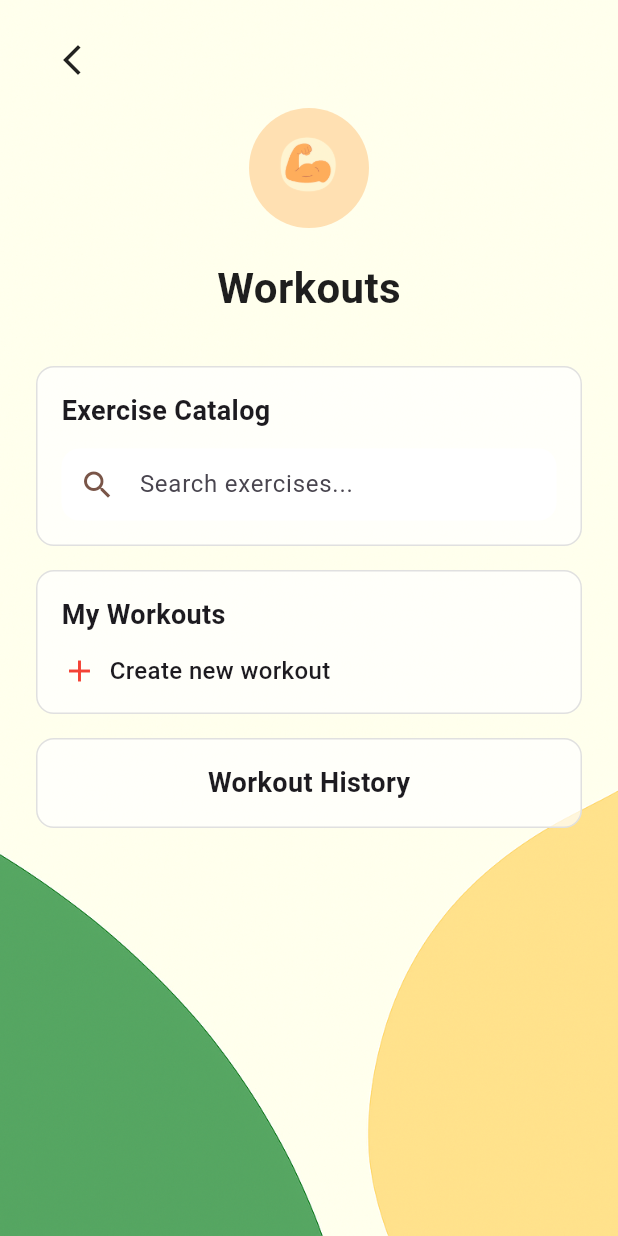
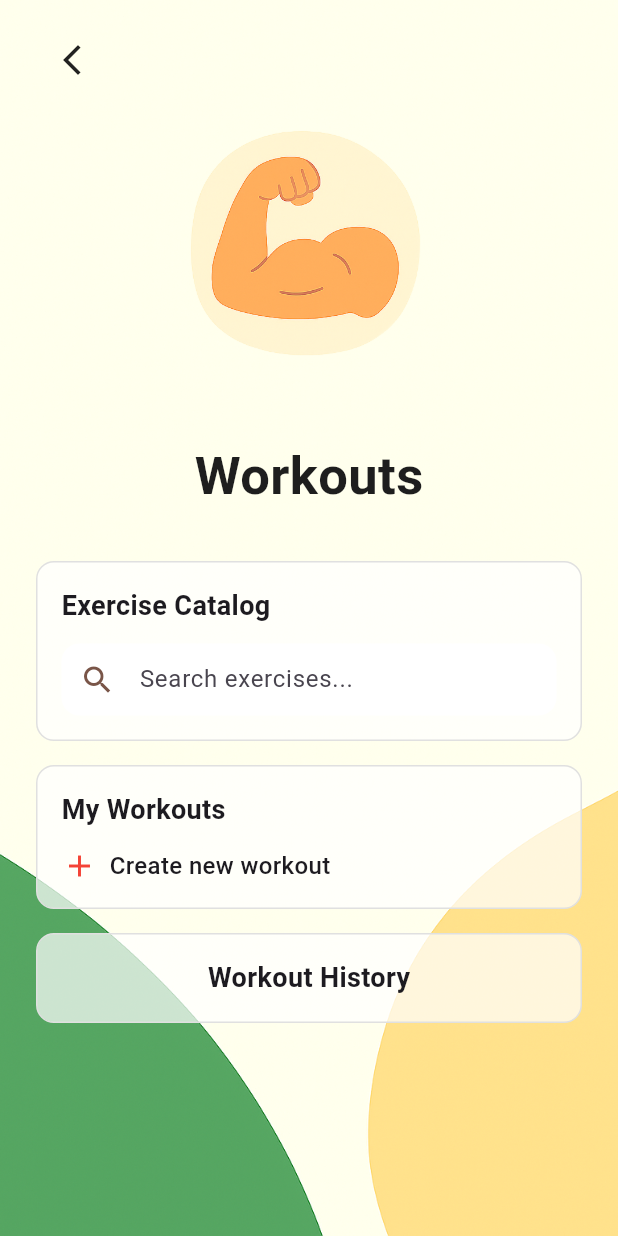
Before and after one commit to IvanZhutyaev/Flutter_redesign_FitTrackPro, a Flutter app: the WorkoutsPage screen opened directly, on a phone screen of 412 x 824 dp. Run offline on Flutter 3.47's test engine with Material 3 defaults, Android fonts, the phone set to English and light mode, and no system bars.

Commit message:
complete workouts page

```diff
--- a/flutter_redesign/lib/workouts.dart
+++ b/flutter_redesign/lib/workouts.dart
@@ -11,7 +11,7 @@
           // Фон
           Positioned.fill(
             child: Image.asset(
-              "assets/workouts_background.png", // твой png-файл в assets
+              "assets/workouts_background.png", // твой фон в assets
               fit: BoxFit.cover,
             ),
           ),
@@ -40,16 +40,13 @@
 
                   const SizedBox(height: 8),
 
-                  // Иконка с бицепсом
+                  // Иконка с бицепсом (без рамки)
                   Center(
-                    child: CircleAvatar(
-                      radius: 40,
-                      backgroundColor: Colors.orange.shade100,
-                      child: Image.asset(
-                        "assets/workouts_arm.png", // иконка с рукой
-                        width: 48,
-                        height: 48,
-                      ),
+                    child: Image.asset(
+                      "assets/workouts_arm.png",
+                      width: 200, // можно увеличить/уменьшить
+                      height: 200,
+                      fit: BoxFit.contain,
                     ),
                   ),
 
@@ -59,7 +56,7 @@
                   const Text(
                     "Workouts",
                     style: TextStyle(
-                      fontSize: 28,
+                      fontSize: 35,
                       fontWeight: FontWeight.bold,
                       color: Color(0xFF1E1E1E),
                     ),
```
